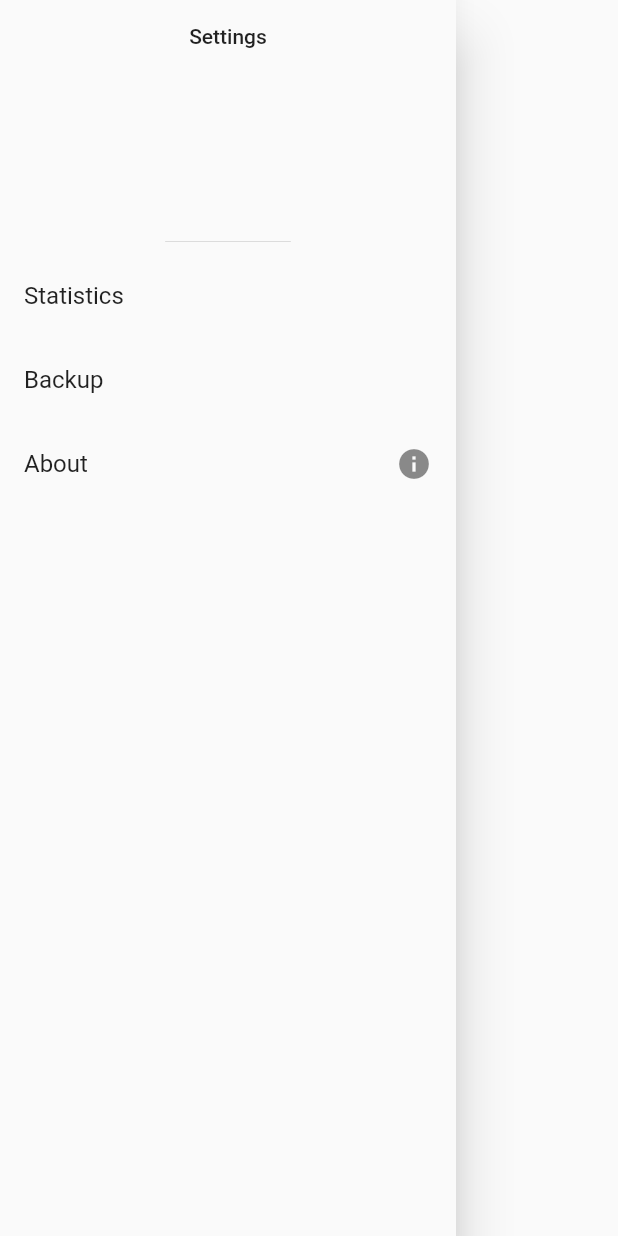
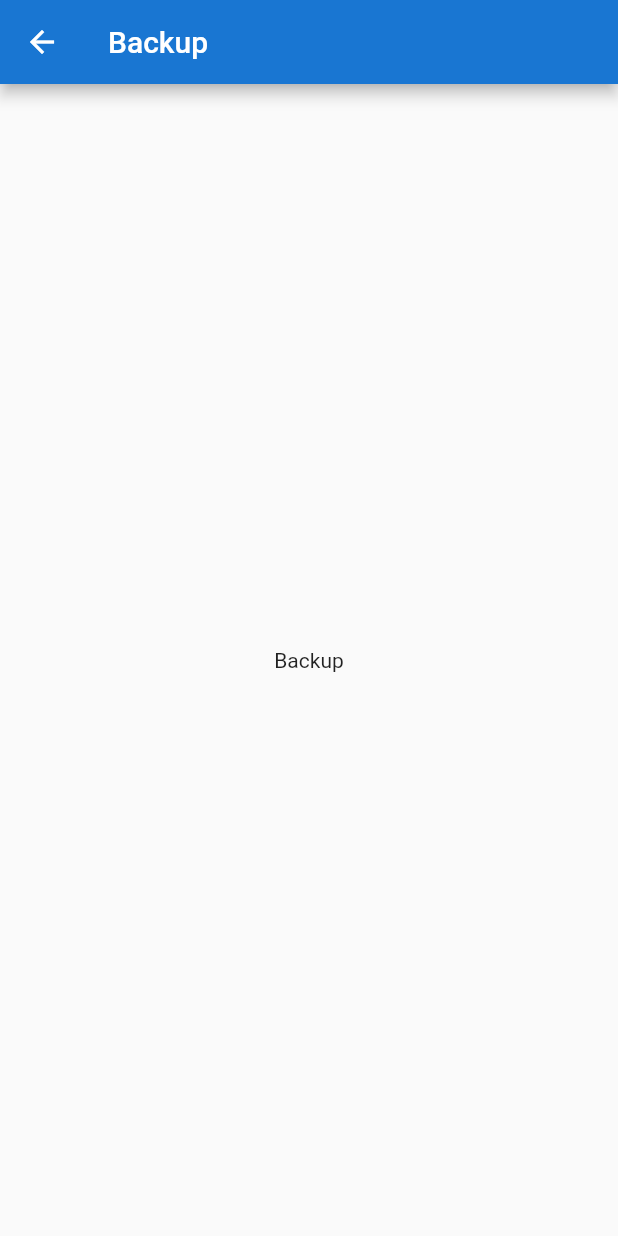
Before and after one commit to luigirivera/SPOTTER, a Flutter app: the SettingsDrawer widget shown alone on an empty page, opened directly, after a tap on "Backup", on a phone screen of 412 x 824 dp. Run offline on Flutter 3.47's test engine with Material 2 defaults, Android fonts, the phone set to English and light mode, and no system bars; our stand-ins replace firebase_auth, firebase_core, table_calendar; accounts and stored records are empty.

Commit message:
make backup settings screen

```diff
--- /dev/null
+++ b/spotter/lib/backup.dart
@@ -0,0 +1,23 @@
+import 'package:flutter/material.dart';
+
+class BackupScreen extends StatefulWidget {
+  const BackupScreen({Key? key}) : super(key: key);
+
+  @override
+  State<BackupScreen> createState() => _BackupScreenState();
+}
+
+class _BackupScreenState extends State<BackupScreen> {
+  @override
+  Widget build(BuildContext context) {
+    return Scaffold(
+      appBar: AppBar(
+        title: const Text("Backup"),
+        backgroundColor: Colors.blue.shade700,
+      ),
+      body: Center(
+        child: Text("Backup"),
+      ),
+    );
+  }
+}
--- a/spotter/lib/main.dart
+++ b/spotter/lib/main.dart
@@ -28,6 +28,9 @@ class MyApp extends StatelessWidget {
         child: MaterialApp(
           title: 'Spotter',
           theme: ThemeData(primarySwatch: Colors.red),
+          // home: const MyHomePage(
+          //   title: '',
+          // ),
           home: const Wrapper(),
           builder: (BuildContext context, child) {
             return ScrollConfiguration(
--- a/spotter/lib/settings.dart
+++ b/spotter/lib/settings.dart
@@ -1,4 +1,5 @@
 import 'package:flutter/material.dart';
+import 'backup.dart';
 
 class SettingsDrawer extends StatelessWidget {
   const SettingsDrawer({Key? key}) : super(key: key);
@@ -37,7 +38,13 @@ class SettingsDrawer extends StatelessWidget {
           ),
           ListTile(
             title: const Text('Backup'),
-            onTap: () => print("Backup tapped"),
+            onTap: () {
+              print("Backup tapped");
+              Navigator.push(
+                  context,
+                  MaterialPageRoute(
+                      builder: (context) => const BackupScreen()));
+            },
           ),
           // ListTile(
           //   title: const Text('Dark Mode'),
```
